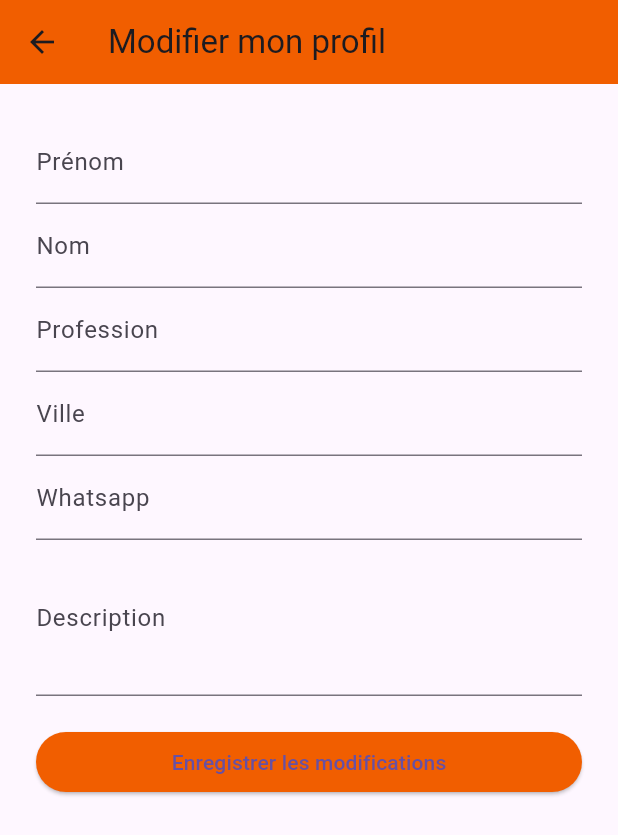
After one commit to nihel-sliti/AuthentificationFlutter, a Flutter app: the screen it shows once a user with an empty profile is signed in, after a tap on "Modifier mon profil", on a phone screen of 412 x 824 dp. The commit adds this screen. Shown: the top 835 px of the screen. Run offline on Flutter 3.47's test engine with Material 3 defaults, Android fonts, the phone set to English and light mode, and no system bars; our stand-ins replace cloud_firestore, firebase_auth, firebase_core, google_sign_in, modal_progress_hud_nsn; missing offline and left inert: flutter_facebook_auth; accounts and stored records are empty; network calls fail.

Commit message:
Profil commit

```diff
--- a/lib/components/PrimaryButton.dart
+++ b/lib/components/PrimaryButton.dart
@@ -3,7 +3,7 @@ import 'package:flutter/material.dart';
 class PrimaryButton extends StatelessWidget {
   final String text;
   final Color color;
-  final VoidCallback onPressed;
+  final VoidCallback? onPressed;
 
   const PrimaryButton({
     super.key,
@@ -14,11 +14,13 @@ class PrimaryButton extends StatelessWidget {
 
   @override
   Widget build(BuildContext context) {
+    final bool isDisabled = onPressed == null;
+
     return Center(
       child: Container(
         decoration: BoxDecoration(
-          color: color,
-          borderRadius: BorderRadius.circular(2), // coins très légers
+          color: isDisabled ? Colors.grey : color,
+          borderRadius: BorderRadius.circular(2),
           boxShadow: const [
             BoxShadow(
               color: Colors.black26,
@@ -37,11 +39,11 @@ class PrimaryButton extends StatelessWidget {
               child: Text(
                 text,
                 textAlign: TextAlign.center,
-                style: const TextStyle(
+                style: TextStyle(
                   fontSize: 20,
-                  color: Colors.white,
-                  fontFamily: 'Helvetica', // "Helvetica Neue" n’est pas dispo par défaut
-                  fontWeight: FontWeight.normal, // correspond mieux à la capture
+                  color: Colors.white.withOpacity(isDisabled ? 0.6 : 1),
+                  fontFamily: 'Helvetica',
+                  fontWeight: FontWeight.normal,
                 ),
               ),
             ),
--- a/lib/screens/Profil.dart
+++ b/lib/screens/Profil.dart
@@ -1,15 +1,35 @@
+import 'package:aiforgood/screens/UpdateProfileScreen.dart';
 import 'package:aiforgood/screens/login_screen.dart';
 import 'package:cloud_firestore/cloud_firestore.dart';
 import 'package:firebase_auth/firebase_auth.dart';
 import 'package:flutter/material.dart';
 
-class ProfileClientScreen extends StatelessWidget {
+class ProfileClientScreen extends StatefulWidget {
   const ProfileClientScreen({super.key});
 
   @override
+  State<ProfileClientScreen> createState() => _ProfileClientScreenState();
+}
+
+class _ProfileClientScreenState extends State<ProfileClientScreen> {
+  final user = FirebaseAuth.instance.currentUser;
+  bool _showHistorique = false;
+  List<Map<String, dynamic>> _userServices = [];
+
+  Future<void> _loadUserServices() async {
+    final snapshot = await FirebaseFirestore.instance
+        .collection('services')
+        .where('vendeuseId', isEqualTo: user!.uid)
+        .get();
+
+    setState(() {
+      _userServices = snapshot.docs.map((doc) => doc.data() as Map<String, dynamic>).toList();
+      _showHistorique = true;
+    });
+  }
+
+  @override
   Widget build(BuildContext context) {
-    final user = FirebaseAuth.instance.currentUser;
-
     return Scaffold(
       appBar: AppBar(
         backgroundColor: Colors.white,
@@ -60,7 +80,6 @@ class ProfileClientScreen extends StatelessWidget {
                                 (route) => false,
                               );
                             },
-
                             child: const Text('Confirmer'),
                           ),
                         ],
@@ -72,7 +91,6 @@ class ProfileClientScreen extends StatelessWidget {
             },
           )
         ],
-
       ),
       body: FutureBuilder<DocumentSnapshot>(
         future: FirebaseFirestore.instance.collection('users').doc(user!.uid).get(),
@@ -92,6 +110,15 @@ class ProfileClientScreen extends StatelessWidget {
             child: Column(
               crossAxisAlignment: CrossAxisAlignment.center,
               children: [
+                OutlinedButton(
+                  onPressed: () {
+                    Navigator.push(
+                      context,
+                      MaterialPageRoute(builder: (_) => const UpdateProfileScreen()),
+                    );
+                  },
+                  child: const Text('Modifier mon profil'),
+                ),
                 const SizedBox(height: 12),
                 Text(
                   "${data['prenom']} ${data['nom']}",
@@ -114,7 +141,7 @@ class ProfileClientScreen extends StatelessWidget {
                   children: [
                     const Icon(Icons.email, color: Color(0xFFF15E00)),
                     const SizedBox(width: 8),
-                    Text(data['email'] ?? user.email ?? ''),
+                    Text(data['email'] ?? user!.email ?? ''),
                   ],
                 ),
                 const SizedBox(height: 8),
@@ -141,28 +168,29 @@ class ProfileClientScreen extends StatelessWidget {
                     border: Border.all(color: Colors.grey.shade300),
                     borderRadius: BorderRadius.circular(8),
                   ),
-                  child: Column(
-                    children: [
-                      Row(
+                  child: Row(
                     children: [
                       Expanded(
                         child: TextButton(
-                              onPressed: () {},
-                              child: const Text('description', style: TextStyle(color: Colors.black)),
+                          onPressed: () {
+                            setState(() {
+                              _showHistorique = false;
+                            });
+                          },
+                          child: const Text('Description', style: TextStyle(color: Colors.black)),
                         ),
                       ),
                       Expanded(
                         child: TextButton(
-                              onPressed: () {},
+                          onPressed: _loadUserServices,
                           child: const Text('Historique de Service', style: TextStyle(color: Colors.black54)),
                         ),
                       ),
                     ],
                   ),
-                    ],
-                  ),
                 ),
                 const SizedBox(height: 16),
+                if (!_showHistorique)
                   Container(
                     width: double.infinity,
                     padding: const EdgeInsets.all(16),
@@ -175,7 +203,20 @@ class ProfileClientScreen extends StatelessWidget {
                       data['description'] ?? 'Aucune description fournie.',
                       style: const TextStyle(fontSize: 14, height: 1.5),
                     ),
-                )
+                  ),
+                if (_showHistorique)
+                  Column(
+                    children: _userServices.isEmpty
+                        ? [const Text("Aucun service disponible.")]
+                        : _userServices.map((service) {
+                            return Card(
+                              child: ListTile(
+                                title: Text(service['titre'] ?? 'Sans titre'),
+                                subtitle: Text(service['description'] ?? ''),
+                              ),
+                            );
+                          }).toList(),
+                  ),
               ],
             ),
           );
--- /dev/null
+++ b/lib/screens/UpdateProfileScreen.dart
@@ -0,0 +1,118 @@
+import 'package:cloud_firestore/cloud_firestore.dart';
+import 'package:firebase_auth/firebase_auth.dart';
+import 'package:flutter/material.dart';
+
+class UpdateProfileScreen extends StatefulWidget {
+  const UpdateProfileScreen({super.key});
+
+  @override
+  State<UpdateProfileScreen> createState() => _UpdateProfileScreenState();
+}
+
+class _UpdateProfileScreenState extends State<UpdateProfileScreen> {
+  final user = FirebaseAuth.instance.currentUser;
+  final _formKey = GlobalKey<FormState>();
+
+  final TextEditingController nomController = TextEditingController();
+  final TextEditingController prenomController = TextEditingController();
+  final TextEditingController professionController = TextEditingController();
+  final TextEditingController whatsappController = TextEditingController();
+  final TextEditingController villeController = TextEditingController();
+  final TextEditingController descriptionController = TextEditingController();
+
+  @override
+  void initState() {
+    super.initState();
+    _loadUserData();
+  }
+
+  void _loadUserData() async {
+    final doc = await FirebaseFirestore.instance.collection('users').doc(user!.uid).get();
+    final data = doc.data() as Map<String, dynamic>;
+
+    setState(() {
+      nomController.text = data['nom'] ?? '';
+      prenomController.text = data['prenom'] ?? '';
+      professionController.text = data['profession'] ?? '';
+      whatsappController.text = data['whatsapp'] ?? '';
+      villeController.text = data['ville'] ?? '';
+      descriptionController.text = data['description'] ?? '';
+    });
+  }
+
+  void _saveChanges() async {
+    if (_formKey.currentState!.validate()) {
+      await FirebaseFirestore.instance.collection('users').doc(user!.uid).update({
+        'nom': nomController.text,
+        'prenom': prenomController.text,
+        'profession': professionController.text,
+        'whatsapp': whatsappController.text,
+        'ville': villeController.text,
+        'description': descriptionController.text,
+      });
+
+      ScaffoldMessenger.of(context).showSnackBar(
+        const SnackBar(content: Text('Profil mis à jour')),
+      );
+
+      Navigator.pop(context);
+    }
+  }
+
+  @override
+  Widget build(BuildContext context) {
+    return Scaffold(
+      appBar: AppBar(
+        title: const Text('Modifier mon profil'),
+        backgroundColor: const Color(0xFFF15E00),
+      ),
+      body: Padding(
+        padding: const EdgeInsets.all(24.0),
+        child: Form(
+          key: _formKey,
+          child: ListView(
+            children: [
+              TextFormField(
+                controller: prenomController,
+                decoration: const InputDecoration(labelText: 'Prénom'),
+                validator: (value) => value!.isEmpty ? 'Champ requis' : null,
+              ),
+              TextFormField(
+                controller: nomController,
+                decoration: const InputDecoration(labelText: 'Nom'),
+                validator: (value) => value!.isEmpty ? 'Champ requis' : null,
+              ),
+              TextFormField(
+                controller: professionController,
+                decoration: const InputDecoration(labelText: 'Profession'),
+                validator: (value) => value!.isEmpty ? 'Champ requis' : null,
+              ),
+              TextFormField(
+                controller: villeController,
+                decoration: const InputDecoration(labelText: 'Ville'),
+                validator: (value) => value!.isEmpty ? 'Champ requis' : null,
+              ),
+              TextFormField(
+                controller: whatsappController,
+                decoration: const InputDecoration(labelText: 'Whatsapp'),
+                validator: (value) => value!.isEmpty ? 'Champ requis' : null,
+              ),
+              TextFormField(
+                controller: descriptionController,
+                decoration: const InputDecoration(labelText: 'Description'),
+                maxLines: 3,
+                validator: (value) => value!.isEmpty ? 'Champ requis' : null,
+              ),
+              const SizedBox(height: 20),
+              ElevatedButton(
+                onPressed: _saveChanges,
+                style: ElevatedButton.styleFrom(backgroundColor: const Color(0xFFF15E00)),
+                child: const Text('Enregistrer les modifications'),
+              ),
+            ],
+          ),
+        ),
+      ),
+    );
+  }
+}
```
Also changed, not shown: lib/components/PasswordInputField.dart (+11 -1 lines), lib/components/goBack.dart (added, +17 -0 lines), lib/components/socialLoginButtons.dart (+61 -23 lines), lib/screens/ResetPasswordScreen.dart (added, +170 -0 lines), lib/screens/forgot_password_screen.dart (+56 -25 lines), pubspec.yaml (+15 -8 lines), pubspec.lock, 9 other files. Lines whose indentation alone changed are shown as unchanged.
